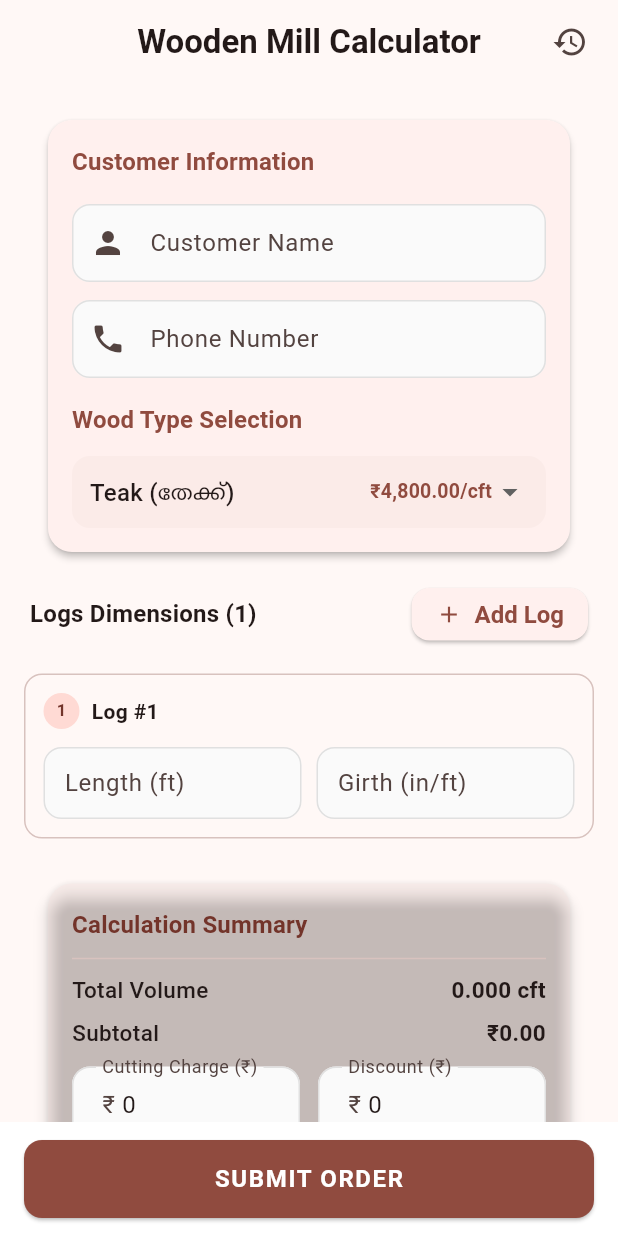
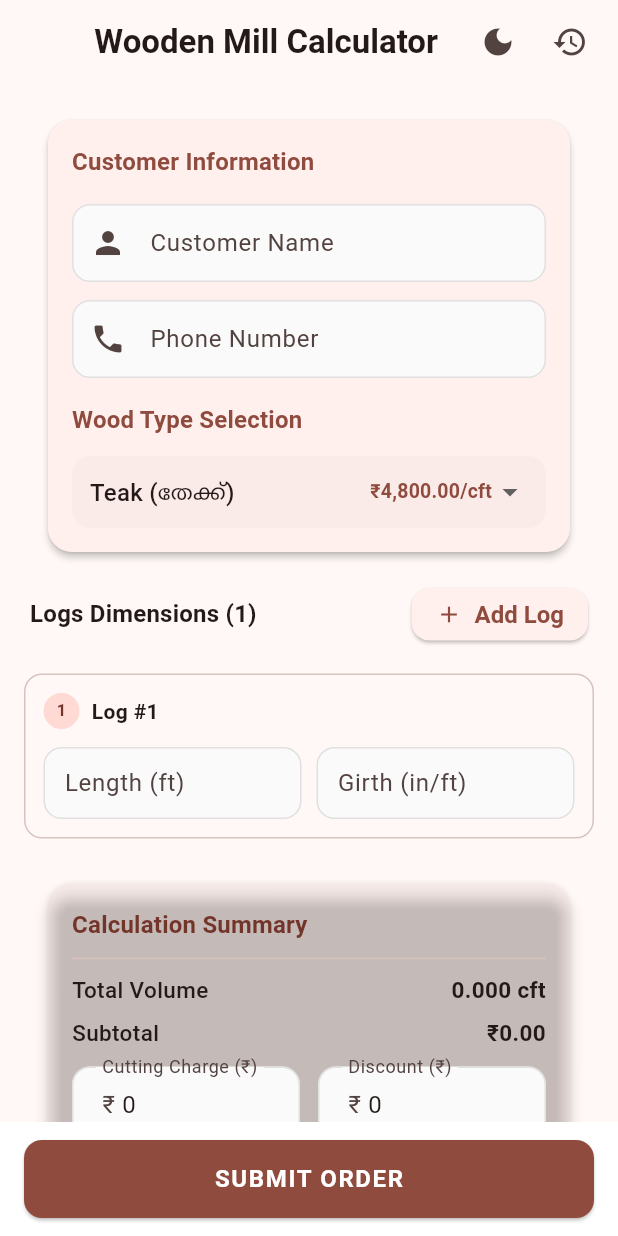
Before and after one commit to AzimAbdulla10/wooden-mill-app, a Flutter app: the screen it shows after launch, on a phone screen of 412 x 824 dp. Run offline on Flutter 3.47's test engine with Material 3 defaults, Android fonts, the phone set to English and light mode, and no system bars; our stand-ins replace shared_preferences, sqflite; accounts and stored records are empty.

Commit message:
feat(theme): add dynamic light and dark mode with persistent user preferences (#2)

```diff
--- a/lib/core/theme/app_theme.dart
+++ b/lib/core/theme/app_theme.dart
@@ -12,6 +12,22 @@ class AppTheme {
       ),
     );
 
+    return _buildTheme(baseTheme, isDark: false);
+  }
+
+  static ThemeData get darkTheme {
+    final baseTheme = ThemeData(
+      useMaterial3: true,
+      colorScheme: ColorScheme.fromSeed(
+        seedColor: const Color(0xFF8D6E63), // Lighter timber brown seed for dark mode
+        brightness: Brightness.dark,
+      ),
+    );
+
+    return _buildTheme(baseTheme, isDark: true);
+  }
+
+  static ThemeData _buildTheme(ThemeData baseTheme, {required bool isDark}) {
     return baseTheme.copyWith(
       appBarTheme: const AppBarTheme(
         centerTitle: true,
@@ -20,7 +36,7 @@ class AppTheme {
         scrolledUnderElevation: 1.0,
       ),
       cardTheme: CardThemeData(
-        elevation: 2,
+        elevation: isDark ? 1 : 2,
         margin: const EdgeInsets.symmetric(vertical: 8, horizontal: 16),
         shape: RoundedRectangleBorder(
           borderRadius: BorderRadius.circular(16),
@@ -28,15 +44,15 @@ class AppTheme {
       ),
       inputDecorationTheme: InputDecorationTheme(
         filled: true,
-        fillColor: Colors.grey.shade50,
+        fillColor: isDark ? const Color(0xFF2C2C2C) : Colors.grey.shade50,
         contentPadding: const EdgeInsets.symmetric(horizontal: 16, vertical: 14),
         border: OutlineInputBorder(
           borderRadius: BorderRadius.circular(12),
-          borderSide: BorderSide(color: Colors.grey.shade300),
+          borderSide: BorderSide(color: isDark ? Colors.grey.shade800 : Colors.grey.shade300),
         ),
         enabledBorder: OutlineInputBorder(
           borderRadius: BorderRadius.circular(12),
-          borderSide: BorderSide(color: Colors.grey.shade300),
+          borderSide: BorderSide(color: isDark ? Colors.grey.shade800 : Colors.grey.shade300),
         ),
         focusedBorder: OutlineInputBorder(
           borderRadius: BorderRadius.circular(12),
--- a/lib/main.dart
+++ b/lib/main.dart
@@ -1,6 +1,9 @@
 import 'package:flutter/material.dart';
 import 'package:wooden_mill_app/core/theme/app_theme.dart';
+import 'package:wooden_mill_app/core/theme/theme_controller.dart';
 import 'package:wooden_mill_app/screens/home/home_screen.dart';
+
+final ThemeController themeController = ThemeController();
 
 void main() {
   WidgetsFlutterBinding.ensureInitialized();
@@ -12,11 +15,18 @@ class MyApp extends StatelessWidget {
 
   @override
   Widget build(BuildContext context) {
-    return MaterialApp(
-      title: 'Wooden Mill Calculator',
-      debugShowCheckedModeBanner: false,
-      theme: AppTheme.lightTheme,
-      home: const HomeScreen(),
+    return ListenableBuilder(
+      listenable: themeController,
+      builder: (context, child) {
+        return MaterialApp(
+          title: 'Wooden Mill Calculator',
+          debugShowCheckedModeBanner: false,
+          theme: AppTheme.lightTheme,
+          darkTheme: AppTheme.darkTheme,
+          themeMode: themeController.themeMode,
+          home: const HomeScreen(),
+        );
+      },
     );
   }
 }
--- a/lib/screens/home/home_screen.dart
+++ b/lib/screens/home/home_screen.dart
@@ -4,6 +4,7 @@ import 'package:wooden_mill_app/core/constants/app_constants.dart';
 import 'package:wooden_mill_app/core/utils/volume_calculator.dart';
 import 'package:wooden_mill_app/screens/home/home_controller.dart';
 import 'package:wooden_mill_app/screens/history/history_screen.dart';
+import 'package:wooden_mill_app/main.dart';
 
 class HomeScreen extends StatefulWidget {
   const HomeScreen({super.key});
@@ -108,6 +109,17 @@ class _HomeScreenState extends State<HomeScreen> {
           style: TextStyle(fontWeight: FontWeight.bold),
         ),
         actions: [
+          ListenableBuilder(
+            listenable: themeController,
+            builder: (context, _) {
+              final isDark = Theme.of(context).brightness == Brightness.dark;
+              return IconButton(
+                icon: Icon(isDark ? Icons.light_mode : Icons.dark_mode),
+                tooltip: isDark ? 'Switch to Light Mode' : 'Switch to Dark Mode',
+                onPressed: () => themeController.toggleTheme(context),
+              );
+            },
+          ),
           IconButton(
             icon: const Icon(Icons.history),
             tooltip: 'Order History',
--- a/pubspec.yaml
+++ b/pubspec.yaml
@@ -38,6 +38,7 @@ dependencies:
   path: ^1.9.1
   path_provider: ^2.1.6
   intl: ^0.20.3
+  shared_preferences: ^2.5.5
 
 dev_dependencies:
   flutter_test:
```
Also changed, not shown: lib/core/theme/theme_controller.dart (added, +57 -0 lines), lib/screens/history/history_screen.dart (+15 -0 lines), pubspec.lock, 1 other file.
